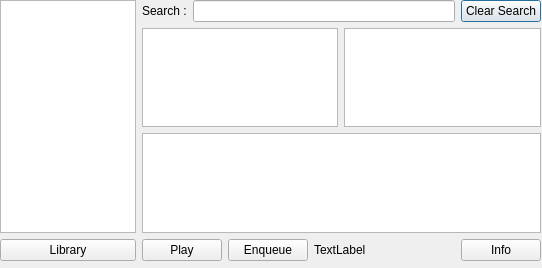
First picture: the form in library.ui, repository hawksterdhruv/music_player, before the edit.
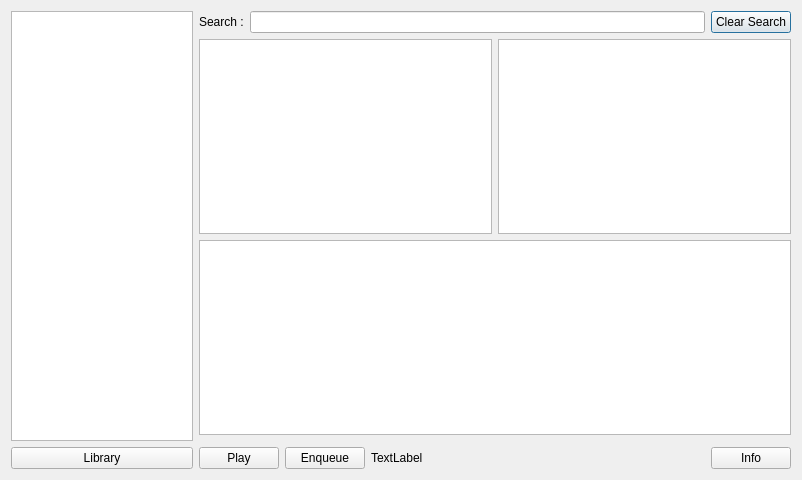
Second picture: the form after the edit.

Commit message: ver0.13 player as main window with library toggle

The edit to the form file:
```diff
--- a/library.ui
+++ b/library.ui
@@ -6,23 +6,23 @@
    <rect>
     <x>0</x>
     <y>0</y>
-    <width>542</width>
-    <height>268</height>
+    <width>802</width>
+    <height>480</height>
    </rect>
   </property>
+  <property name="sizePolicy">
+   <sizepolicy hsizetype="Preferred" vsizetype="Preferred">
+    <horstretch>0</horstretch>
+    <verstretch>0</verstretch>
+   </sizepolicy>
+  </property>
   <property name="windowTitle">
    <string>Dialog</string>
   </property>
-  <widget class="QWidget" name="">
-   <property name="geometry">
-    <rect>
-     <x>0</x>
-     <y>0</y>
-     <width>541</width>
-     <height>261</height>
-    </rect>
-   </property>
-   <layout class="QGridLayout" name="gridLayout">
+  <layout class="QGridLayout" name="gridLayout" columnstretch="4,13">
+   <item row="0" column="0" rowspan="2">
+    <widget class="QTreeView" name="sources"/>
+   </item>
     <item row="0" column="1">
      <layout class="QVBoxLayout" name="verticalLayout">
       <item>
@@ -61,14 +61,14 @@
       </item>
      </layout>
     </item>
-    <item row="1" column="0">
+   <item row="2" column="0">
      <widget class="QPushButton" name="library_button">
       <property name="text">
        <string>Library</string>
       </property>
      </widget>
     </item>
-    <item row="1" column="1">
+   <item row="2" column="1">
      <layout class="QHBoxLayout" name="horizontalLayout_3">
       <item>
        <widget class="QPushButton" name="play_now_button">
@@ -106,11 +106,7 @@
       </item>
      </layout>
     </item>
-    <item row="0" column="0">
-     <widget class="QTreeView" name="sources"/>
-    </item>
-   </layout>
-  </widget>
+  </layout>
  </widget>
  <resources/>
  <connections/>
```
Lines whose indentation alone changed are shown as unchanged. The commit also changes 4 other files.
